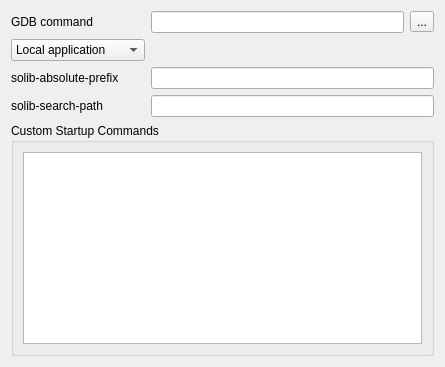
KDE/kate, file addons/gdbplugin/advanced_settings.ui: the form before one commit.
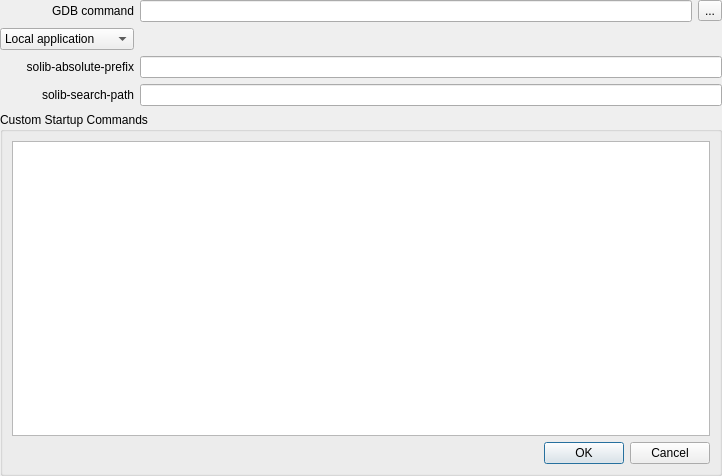
The form after the commit. Custom widgets are drawn as their Qt base class.

Commit message: GDB: Fix advanced settings dislog

Diff of the .ui file:
```diff
--- a/addons/gdbplugin/advanced_settings.ui
+++ b/addons/gdbplugin/advanced_settings.ui
@@ -2,12 +2,26 @@
 <ui version="4.0">
  <class>AdvancedGDBSettings</class>
  <widget class="QWidget" name="AdvancedGDBSettings">
-  <layout class="QFormLayout" name="formLayout">
+  <property name="geometry">
+   <rect>
+    <x>0</x>
+    <y>0</y>
+    <width>722</width>
+    <height>476</height>
+   </rect>
+  </property>
+  <layout class="QGridLayout" name="gridLayout" rowstretch="0,0,0,0,10">
+   <property name="margin">
+    <number>0</number>
+   </property>
    <item row="0" column="0">
     <widget class="QLabel" name="u_gdbLabel">
      <property name="text">
       <string>GDB command</string>
      </property>
+     <property name="alignment">
+      <set>Qt::AlignRight|Qt::AlignTrailing|Qt::AlignVCenter</set>
+     </property>
     </widget>
    </item>
    <item row="0" column="1">
@@ -28,52 +42,8 @@
      </item>
     </layout>
    </item>
-   <item row="3" column="0">
-    <widget class="QLabel" name="u_soAbsPrefixLabel">
-     <property name="text">
-      <string>solib-absolute-prefix</string>
-     </property>
-    </widget>
-   </item>
-   <item row="3" column="1">
-    <widget class="QLineEdit" name="u_soAbsPrefix">
-     <property name="showClearButton" stdset="0">
-      <bool>true</bool>
-     </property>
-    </widget>
-   </item>
-   <item row="4" column="0">
-    <widget class="QLabel" name="u_soSearchLabel">
-     <property name="text">
-      <string>solib-search-path</string>
-     </property>
-    </widget>
-   </item>
-   <item row="4" column="1">
-    <widget class="QLineEdit" name="u_soSearchPath">
-     <property name="showClearButton" stdset="0">
-      <bool>true</bool>
-     </property>
-    </widget>
-   </item>
-   <item row="5" column="0" colspan="2">
-    <widget class="QGroupBox" name="u_customInitGroup">
-     <property name="title">
-      <string>Custom Startup Commands</string>
-     </property>
-     <layout class="QVBoxLayout" name="verticalLayout">
-      <item>
-       <widget class="QPlainTextEdit" name="u_customInit">
-        <property name="lineWrapMode">
-         <enum>QPlainTextEdit::NoWrap</enum>
-        </property>
-       </widget>
-      </item>
-     </layout>
-    </widget>
-   </item>
-   <item row="2" column="0">
-    <widget class="KComboBox" name="u_localRemote">
+   <item row="1" column="0">
+    <widget class="QComboBox" name="u_localRemote">
      <item>
       <property name="text">
        <string>Local application</string>
@@ -91,7 +61,7 @@
      </item>
     </widget>
    </item>
-   <item row="2" column="1">
+   <item row="1" column="1">
     <widget class="QStackedWidget" name="u_remoteStack">
      <property name="sizePolicy">
       <sizepolicy hsizetype="MinimumExpanding" vsizetype="Minimum">
@@ -172,7 +142,7 @@
         </widget>
        </item>
        <item>
-        <widget class="KComboBox" name="u_baudCombo">
+        <widget class="QComboBox" name="u_baudCombo">
          <property name="editable">
           <bool>true</bool>
          </property>
@@ -212,20 +182,71 @@
      </widget>
     </widget>
    </item>
+   <item row="2" column="0">
+    <widget class="QLabel" name="u_soAbsPrefixLabel">
+     <property name="text">
+      <string>solib-absolute-prefix</string>
+     </property>
+     <property name="alignment">
+      <set>Qt::AlignRight|Qt::AlignTrailing|Qt::AlignVCenter</set>
+     </property>
+    </widget>
+   </item>
+   <item row="2" column="1">
+    <widget class="QLineEdit" name="u_soAbsPrefix">
+     <property name="showClearButton" stdset="0">
+      <bool>true</bool>
+     </property>
+    </widget>
+   </item>
+   <item row="3" column="0">
+    <widget class="QLabel" name="u_soSearchLabel">
+     <property name="text">
+      <string>solib-search-path</string>
+     </property>
+     <property name="alignment">
+      <set>Qt::AlignRight|Qt::AlignTrailing|Qt::AlignVCenter</set>
+     </property>
+    </widget>
+   </item>
+   <item row="3" column="1">
+    <widget class="QLineEdit" name="u_soSearchPath">
+     <property name="showClearButton" stdset="0">
+      <bool>true</bool>
+     </property>
+    </widget>
+   </item>
+   <item row="4" column="0" colspan="2">
+    <widget class="QGroupBox" name="u_customInitGroup">
+     <property name="sizePolicy">
+      <sizepolicy hsizetype="Expanding" vsizetype="Expanding">
+       <horstretch>0</horstretch>
+       <verstretch>0</verstretch>
+      </sizepolicy>
+     </property>
+     <property name="title">
+      <string>Custom Startup Commands</string>
+     </property>
+     <layout class="QVBoxLayout" name="verticalLayout">
+      <item>
+       <widget class="QPlainTextEdit" name="u_customInit">
+        <property name="lineWrapMode">
+         <enum>QPlainTextEdit::NoWrap</enum>
+        </property>
+       </widget>
+      </item>
+      <item>
+       <widget class="QDialogButtonBox" name="u_buttonBox">
+        <property name="standardButtons">
+         <set>QDialogButtonBox::Cancel|QDialogButtonBox::Ok</set>
+        </property>
+       </widget>
+      </item>
+     </layout>
+    </widget>
+   </item>
   </layout>
  </widget>
- <customwidgets>
-  <customwidget>
-   <class>KComboBox</class>
-   <extends>QComboBox</extends>
-   <header>kcombobox.h</header>
-  </customwidget>
-  <customwidget>
-   <class>QLineEdit</class>
-   <extends>QLineEdit</extends>
-   <header>klineedit.h</header>
-  </customwidget>
- </customwidgets>
  <resources/>
  <connections>
   <connection>
```
The commit also changes 3 other files.
